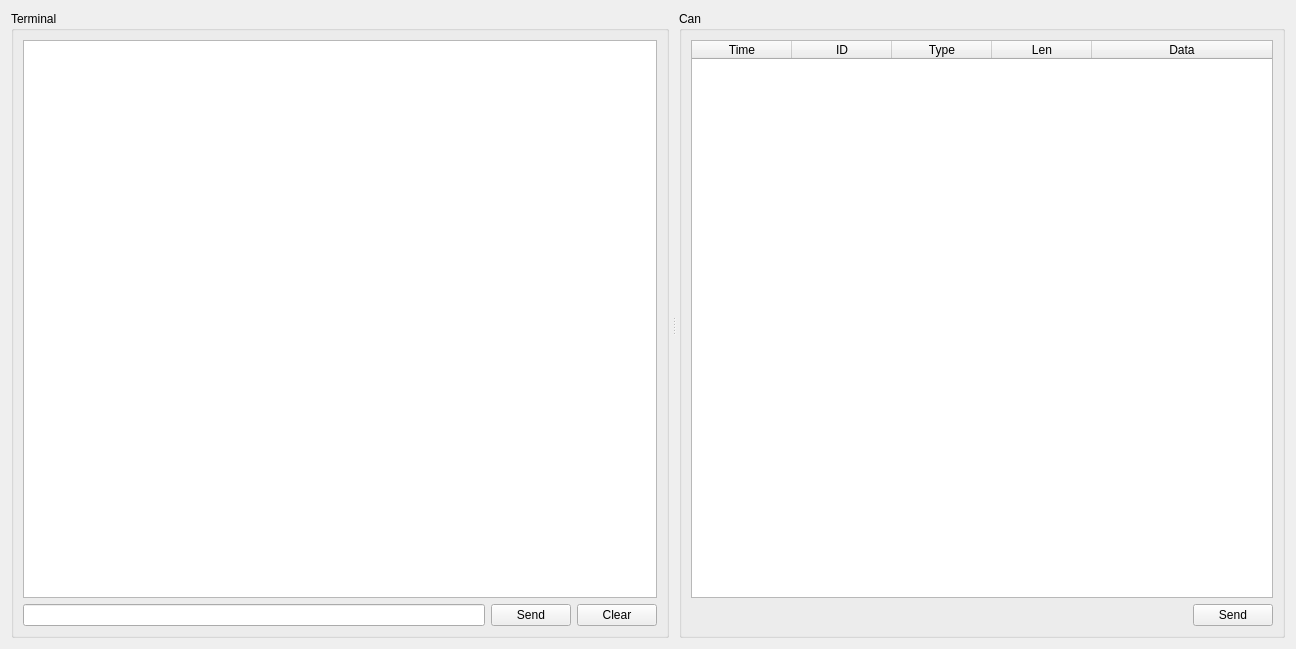
Old version of the form uv_can/can_terminal.ui in the repository usevolt/uv03_can.
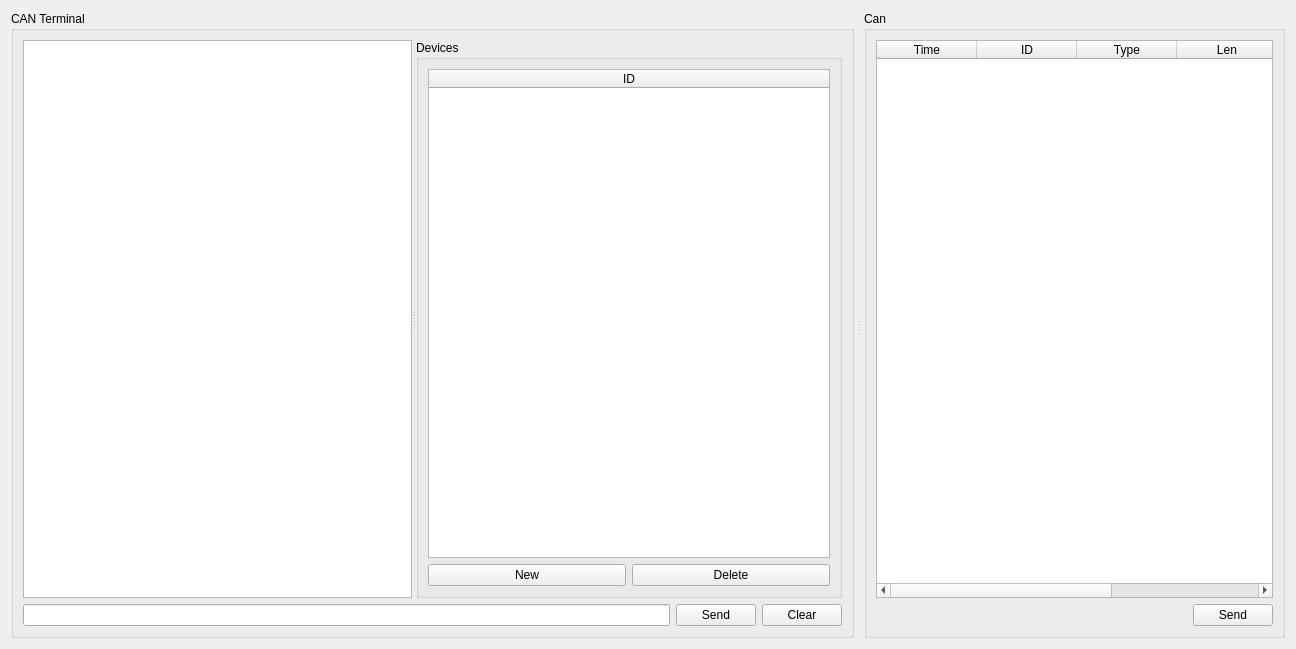
New version of the form.

Diff of the .ui file:
```diff
--- a/uv_can/can_terminal.ui
+++ b/uv_can/can_terminal.ui
@@ -23,26 +23,85 @@
       <number>10</number>
      </property>
      <property name="childrenCollapsible">
-      <bool>false</bool>
+      <bool>true</bool>
      </property>
      <widget class="QGroupBox" name="groupBox">
       <property name="title">
-       <string>Terminal</string>
+       <string>CAN Terminal</string>
       </property>
       <layout class="QGridLayout" name="gridLayout_4">
-       <item row="1" column="1">
-        <widget class="QPushButton" name="terminal_send">
-         <property name="focusPolicy">
-          <enum>Qt::TabFocus</enum>
+       <item row="0" column="0" colspan="3">
+        <widget class="QSplitter" name="splitter_2">
+         <property name="sizePolicy">
+          <sizepolicy hsizetype="Expanding" vsizetype="Expanding">
+           <horstretch>0</horstretch>
+           <verstretch>0</verstretch>
+          </sizepolicy>
          </property>
-         <property name="text">
-          <string>Send</string>
+         <property name="orientation">
+          <enum>Qt::Horizontal</enum>
          </property>
+         <widget class="QTextEdit" name="terminal">
+          <property name="sizePolicy">
+           <sizepolicy hsizetype="Expanding" vsizetype="Expanding">
+            <horstretch>0</horstretch>
+            <verstretch>0</verstretch>
+           </sizepolicy>
+          </property>
+          <property name="focusPolicy">
+           <enum>Qt::NoFocus</enum>
+          </property>
+          <property name="readOnly">
+           <bool>true</bool>
+          </property>
+         </widget>
+         <widget class="QGroupBox" name="groupBox_3">
+          <property name="sizePolicy">
+           <sizepolicy hsizetype="Fixed" vsizetype="Preferred">
+            <horstretch>0</horstretch>
+            <verstretch>0</verstretch>
+           </sizepolicy>
+          </property>
+          <property name="title">
+           <string>Devices</string>
+          </property>
+          <layout class="QGridLayout" name="gridLayout_5">
+           <item row="1" column="0">
+            <widget class="QPushButton" name="devNew">
+             <property name="text">
+              <string>New</string>
+             </property>
+            </widget>
+           </item>
+           <item row="1" column="1">
+            <widget class="QPushButton" name="devDel">
+             <property name="text">
+              <string>Delete</string>
+             </property>
+            </widget>
+           </item>
+           <item row="0" column="0" colspan="2">
+            <widget class="QTableWidget" name="devs">
+             <property name="minimumSize">
+              <size>
+               <width>100</width>
+               <height>0</height>
+              </size>
+             </property>
+             <attribute name="horizontalHeaderStretchLastSection">
+              <bool>true</bool>
+             </attribute>
+             <column>
+              <property name="text">
+               <string>ID</string>
+              </property>
+             </column>
+            </widget>
+           </item>
+          </layout>
+         </widget>
         </widget>
        </item>
-       <item row="1" column="0">
-        <widget class="QLineEdit" name="terminal_cmd"/>
-       </item>
        <item row="1" column="2">
         <widget class="QPushButton" name="terminal_clear">
          <property name="focusPolicy">
@@ -53,19 +112,28 @@
          </property>
         </widget>
        </item>
-       <item row="0" column="0" colspan="3">
-        <widget class="QTextEdit" name="terminal">
+       <item row="1" column="0">
+        <widget class="QLineEdit" name="terminal_cmd"/>
+       </item>
+       <item row="1" column="1">
+        <widget class="QPushButton" name="terminal_send">
          <property name="focusPolicy">
-          <enum>Qt::NoFocus</enum>
+          <enum>Qt::TabFocus</enum>
          </property>
-         <property name="readOnly">
-          <bool>true</bool>
+         <property name="text">
+          <string>Send</string>
          </property>
         </widget>
        </item>
       </layout>
      </widget>
      <widget class="QGroupBox" name="groupBox_2">
+      <property name="sizePolicy">
+       <sizepolicy hsizetype="Preferred" vsizetype="Preferred">
+        <horstretch>0</horstretch>
+        <verstretch>0</verstretch>
+       </sizepolicy>
+      </property>
       <property name="title">
        <string>Can</string>
       </property>
```
